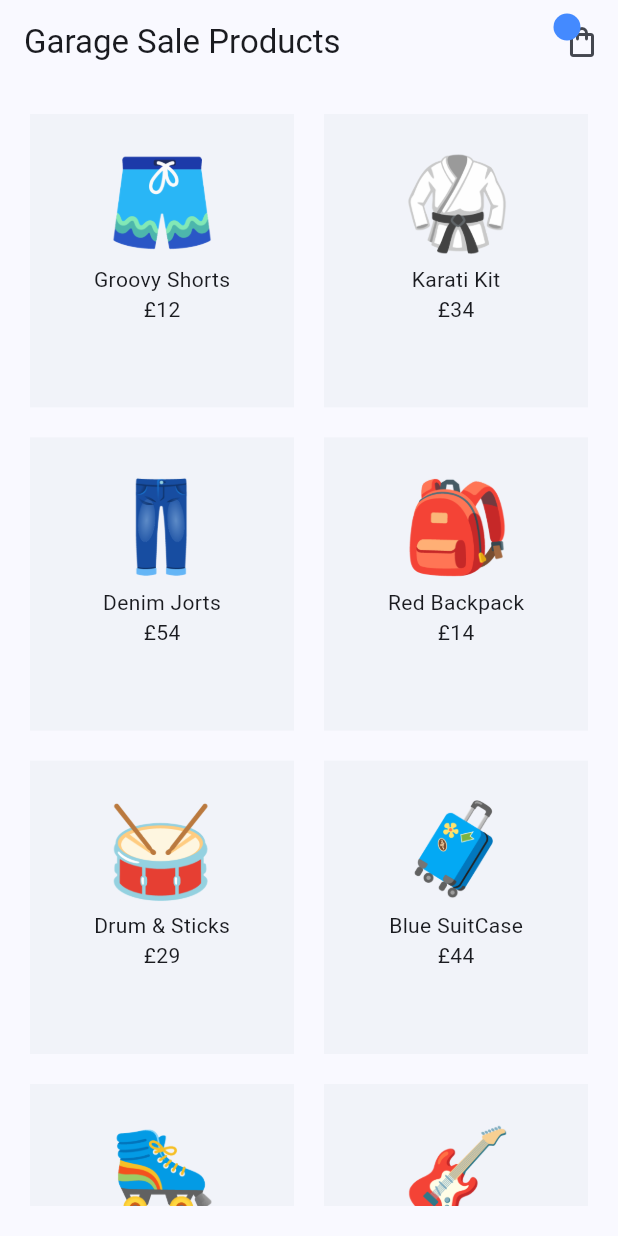
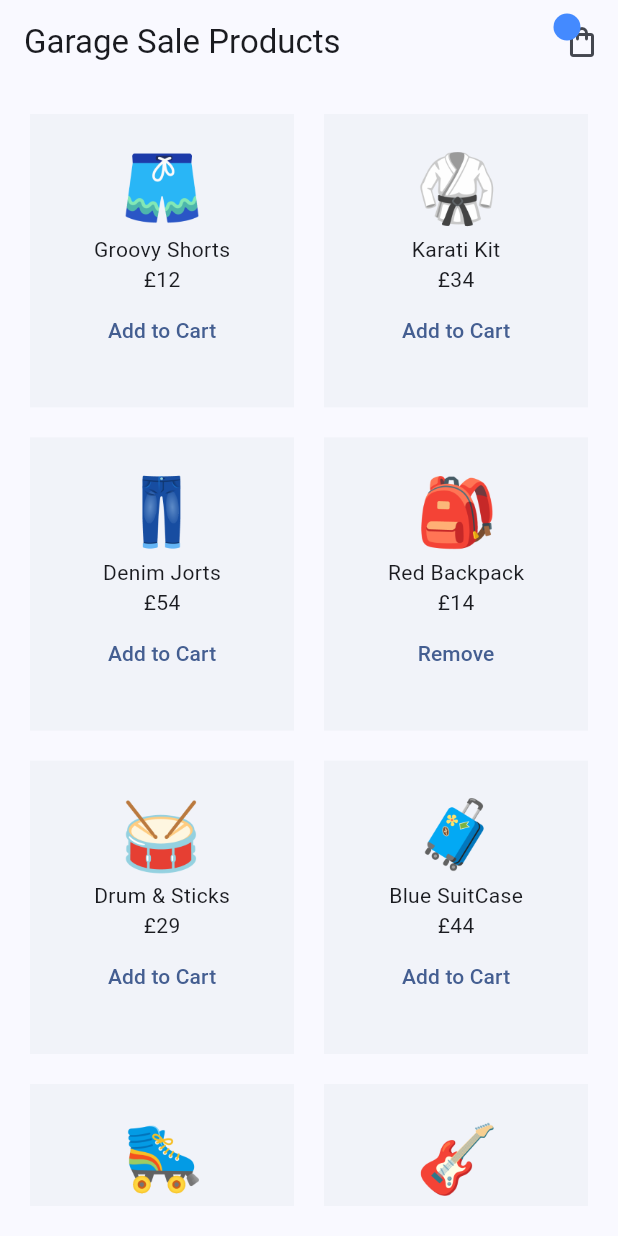
Before and after one commit to chima6985/Riverpod, a Flutter app: the screen it shows after launch, on a phone screen of 412 x 824 dp. Run offline on Flutter 3.47's test engine with Material 3 defaults, Android fonts, the phone set to English and light mode, and no system bars; our stand-ins replace flutter_riverpod, riverpod_annotation; generated files the repository leaves out were written again.

```diff
--- a/lib/providers/cart_provider.dart
+++ b/lib/providers/cart_provider.dart
@@ -15,6 +15,6 @@ class CartNotifier extends Notifier<Set<Product>> {
   }
 }
 
-final CartNotifierProvider = NotifierProvider<CartNotifier, Set<Product>>(() {
+final cartNotifierProvider = NotifierProvider<CartNotifier, Set<Product>>(() {
   return CartNotifier();
 });
--- a/lib/screens/cart/cart_screen.dart
+++ b/lib/screens/cart/cart_screen.dart
@@ -1,5 +1,6 @@
 import 'package:flutter/material.dart';
 import 'package:flutter_riverpod/flutter_riverpod.dart';
+import 'package:riverpod_files/providers/cart_provider.dart';
 import 'package:riverpod_files/providers/products_provider.dart';
 
 class CartScreen extends ConsumerStatefulWidget {
@@ -14,7 +15,7 @@ class _CartScreenState extends ConsumerState<CartScreen> {
 
   @override
   Widget build(BuildContext context) {
-    final cartProduct = ref.watch(reducedProductsProvider);
+    final cartProduct = ref.watch(cartNotifierProvider);
     return Scaffold(
       appBar: AppBar(
         title: const Text('Your Cart'),
--- a/lib/screens/home/home_screen.dart
+++ b/lib/screens/home/home_screen.dart
@@ -1,5 +1,6 @@
 import 'package:flutter/material.dart';
 import 'package:flutter_riverpod/flutter_riverpod.dart';
+import 'package:riverpod_files/providers/cart_provider.dart';
 import 'package:riverpod_files/providers/products_provider.dart';
 import 'package:riverpod_files/shared/cart_icon.dart';
 
@@ -9,6 +10,7 @@ class HomeScreen extends ConsumerWidget {
   @override
   Widget build(BuildContext context, WidgetRef ref) {
     final allproducts = ref.watch(productsProvider);
+    final cartProduct = ref.watch(cartNotifierProvider);
 
     return Scaffold(
       appBar: AppBar(
@@ -33,11 +35,25 @@ class HomeScreen extends ConsumerWidget {
                 children: [
                   Image.asset(
                     allProducts[index].image,
-                    width: 80,
-                    height: 80,
+                    width: 60,
+                    height: 60,
                   ),
                   Text(allproducts[index].title),
                   Text('£${allproducts[index].price}'),
+                  if (cartProduct.contains(
+                    allProducts[index],
+                  ))
+                    TextButton(
+                      onPressed: () {},
+                      child: const Text('Remove'),
+                    ),
+                  if (!cartProduct.contains(
+                    allProducts[index],
+                  ))
+                    TextButton(
+                      onPressed: () {},
+                      child: const Text('Add to Cart'),
+                    )
                 ],
               ),
             );
```
